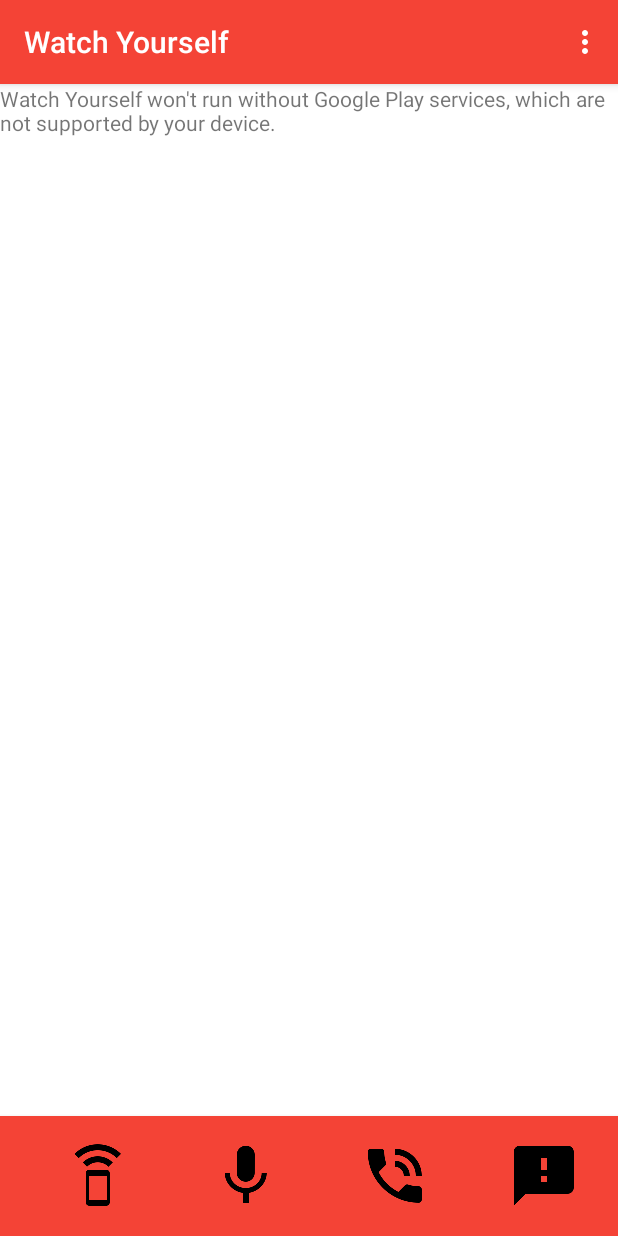
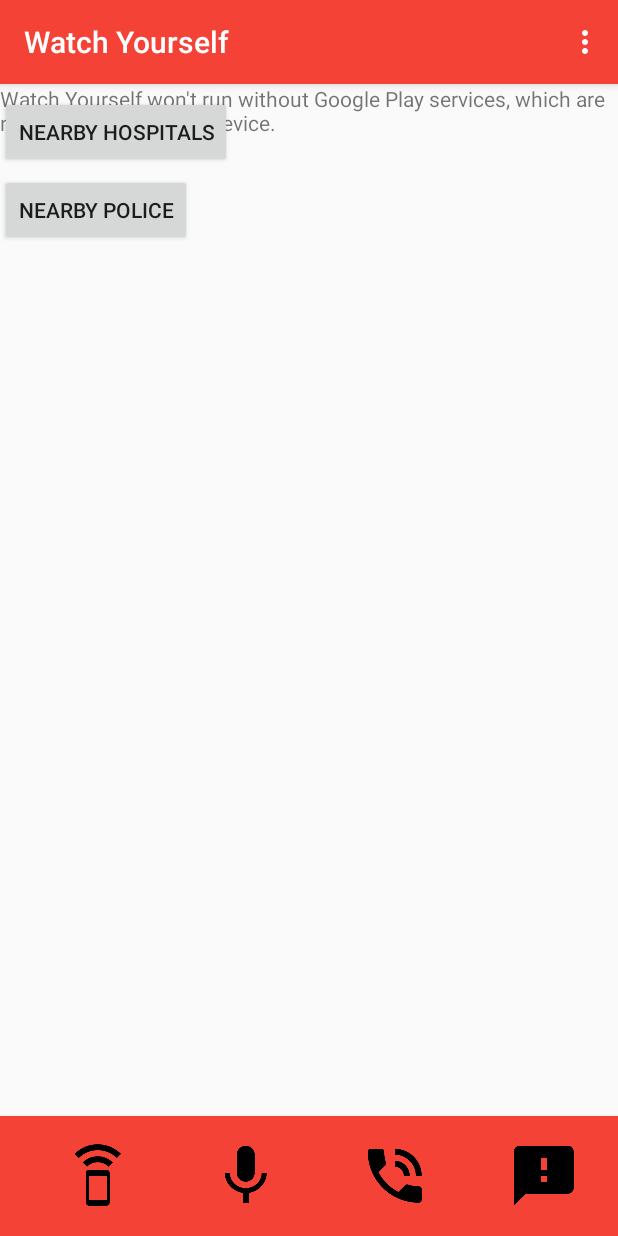
Before and after one commit to LMart15/watch-yourself, an Android app: the screen it shows after launch (MainActivity), on a phone screen of 412 x 824 dp. Run offline under Robolectric (Android 15) with nearby library versions, the phone set to English and light mode, and no system bars.

Commit message:
added hospitals and police

```diff
--- a/watchyourself/src/main/AndroidManifest.xml
+++ b/watchyourself/src/main/AndroidManifest.xml
@@ -69,7 +69,7 @@
 
         <meta-data
             android:name="com.google.android.maps.v2.API_KEY"
-            android:value="AIzaSyDKZ7zO-LyIf8qm5XJ_GB6wmPUPgJhtf-4"/>
+            android:value="AIzaSyAMlaakBxXmka_HCUr1VXCpSgpWTczJuJs"/>
 
         <activity android:name=".AddEmergencyContactsActivity">
         </activity>
--- a/watchyourself/src/main/res/layout/activity_main.xml
+++ b/watchyourself/src/main/res/layout/activity_main.xml
@@ -1,9 +1,13 @@
 <?xml version="1.0" encoding="utf-8"?>
-<RelativeLayout xmlns:android="http://schemas.android.com/apk/res/android"
-              android:layout_width="match_parent"
-              android:layout_height="match_parent"
-              xmlns:app="http://schemas.android.com/apk/res-auto"
-              android:background="#ffffff">
+<FrameLayout
+    android:layout_width="match_parent"
+    android:layout_height="match_parent"
+    xmlns:android="http://schemas.android.com/apk/res/android"
+    xmlns:app="http://schemas.android.com/apk/res-auto">
+
+    <RelativeLayout
+        android:layout_width="match_parent"
+        android:layout_height="match_parent">
 
     <android.support.v7.widget.Toolbar
         android:id="@+id/my_toolbar"
@@ -22,6 +26,28 @@
         android:layout_width="match_parent"
         android:layout_height="match_parent"
         android:layout_below="@+id/my_toolbar" />
+
+        <LinearLayout xmlns:android="http://schemas.android.com/apk/res/android"
+                      xmlns:tools="http://schemas.android.com/tools"
+                      android:layout_width="match_parent"
+                      android:layout_height="wrap_content"
+                      android:orientation="vertical">
+
+            <Button
+                android:id="@+id/btnHospital"
+                android:layout_width="wrap_content"
+                android:layout_height="wrap_content"
+                android:text="Nearby Hospitals"
+                android:layout_marginTop="64dp"/>
+
+            <Button
+                android:id="@+id/btnPolice"
+                android:layout_width="wrap_content"
+                android:layout_height="wrap_content"
+                android:text="Nearby Police"
+                android:layout_marginTop="4dp"/>
+
+        </LinearLayout>
 
     <android.support.v7.widget.Toolbar
         android:id="@+id/bottom_toolbar"
@@ -76,4 +102,6 @@
 
     </android.support.v7.widget.Toolbar>
 
-</RelativeLayout>
+    </RelativeLayout>
+
+</FrameLayout>
```
Also changed, not shown: watchyourself/src/main/java/mapd/android/phoenix/watchyourself/DataParser.java (added, +88 -0 lines), watchyourself/src/main/java/mapd/android/phoenix/watchyourself/DownloadUrl.java (added, +55 -0 lines), watchyourself/src/main/java/mapd/android/phoenix/watchyourself/GetNearbyPlacesData.java (added, +72 -0 lines), watchyourself/src/main/java/mapd/android/phoenix/watchyourself/MainActivity.java (+54 -10 lines), 1 other file.
